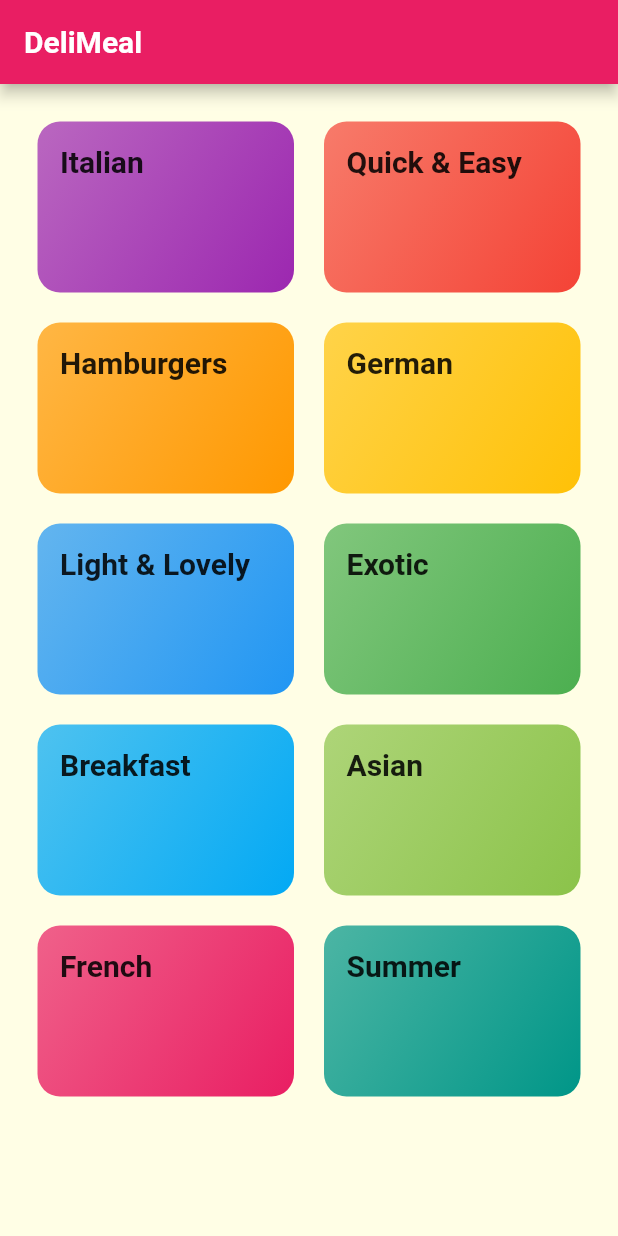
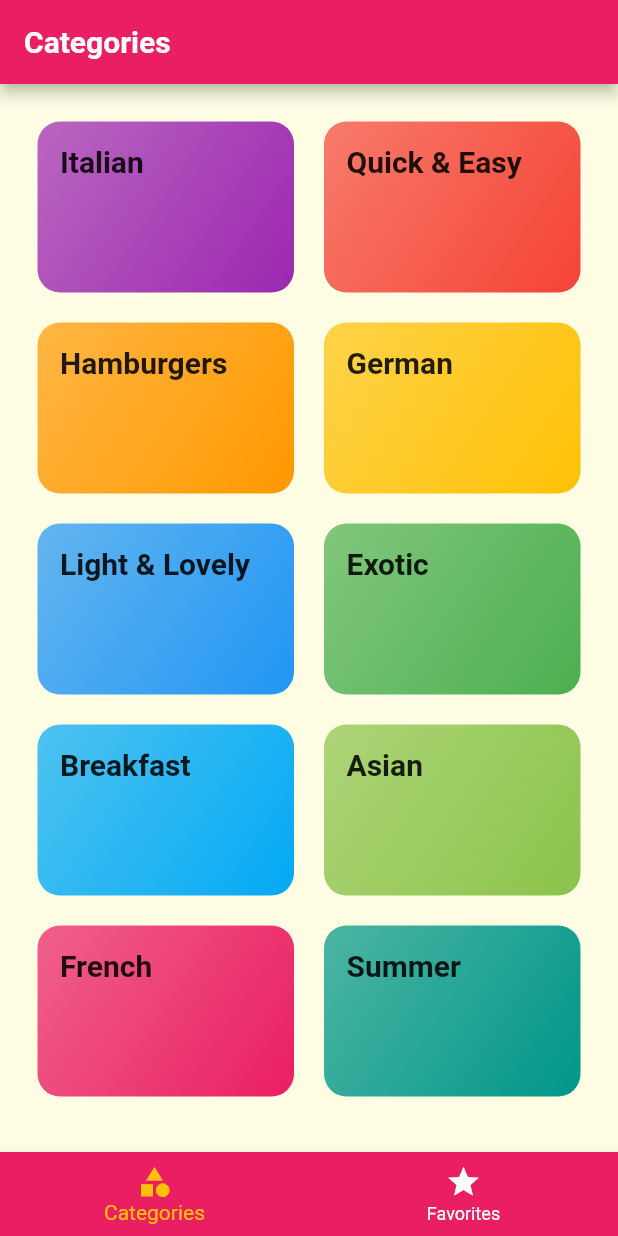
Before and after one commit to Rian1010/meals-app-flutter, a Flutter app: the screen it shows after launch, on a phone screen of 412 x 824 dp. Run offline on Flutter 3.47's test engine with Material 2 defaults, Android fonts, the phone set to English and light mode, and no system bars; Roboto replaces fonts that are missing (Railway, RobotoCondesed).

Commit message:
Trying to solve a bug

```diff
--- a/lib/main.dart
+++ b/lib/main.dart
@@ -1,5 +1,6 @@
 import 'package:flutter/material.dart';
 import 'package:meals_app/screens/meal_detail_screen.dart';
+import 'package:meals_app/screens/tabs_screen.dart';
 import './screens/category_meals_screen.dart';
 import './screens/categories_screen.dart';
 
@@ -31,7 +32,7 @@ class MyApp extends StatelessWidget {
       ),
       // home: CategoriesScreen(),
       routes: {
-        '/': (ctx) => CategoriesScreen(),
+        '/': (ctx) => TabsScreen(),
         // '/category-meals': (ctx) => CategoryMealsScreen(),
         CategoryMealsScreen.routeName: (ctx) => CategoryMealsScreen(),
         MealDetailScreen.routeName: (ctx) => MealDetailScreen(),
--- a/lib/screens/categories_screen.dart
+++ b/lib/screens/categories_screen.dart
@@ -9,11 +9,7 @@ class CategoriesScreen extends StatelessWidget {
   Widget build(BuildContext context) {
     // use GridView.builder for a dynamic amount of items
     // Slivers are sscrollable areas on the screen
-    return Scaffold(
-      appBar: AppBar(
-        title: const Text('DeliMeal'),
-      ),
-      body: GridView(
+    return GridView(
       padding: const EdgeInsets.all(25),
       children: DUMMY_CATEGORIES
           .map(
@@ -30,7 +26,6 @@ class CategoriesScreen extends StatelessWidget {
         crossAxisSpacing: 20,
         mainAxisSpacing: 20,
       ),
-      ),
     );
   }
 }
--- /dev/null
+++ b/lib/screens/favourites_screen.dart
@@ -0,0 +1,12 @@
+import 'package:flutter/material.dart';
+
+class FavoritesScreen extends StatelessWidget {
+  const FavoritesScreen({Key? key}) : super(key: key);
+
+  @override
+  Widget build(BuildContext context) {
+    return Center(
+      child: Text('The Favorites'),
+    );
+  }
+}
--- /dev/null
+++ b/lib/screens/tabs_screen.dart
@@ -0,0 +1,94 @@
+import 'package:flutter/material.dart';
+import 'package:meals_app/screens/categories_screen.dart';
+import 'package:meals_app/screens/favourites_screen.dart';
+
+class TabsScreen extends StatefulWidget {
+  const TabsScreen({Key? key}) : super(key: key);
+
+  @override
+  _TabsScreenState createState() => _TabsScreenState();
+}
+
+class _TabsScreenState extends State<TabsScreen> {
+  final _pages = [
+    {
+      'page': CategoriesScreen(),
+      'title': 'Categories',
+    },
+    {
+      'page': FavoritesScreen(),
+      'title': 'Your Favorites',
+    },
+  ];
+
+  int _selectPageIndex = 0;
+
+  void _selectPage(int idx) {
+    setState(() {
+      _selectPageIndex = idx;
+    });
+  }
+
+  @override
+  Widget build(BuildContext context) {
+    return Scaffold(
+      appBar: AppBar(
+        title: Text(_pages[_selectPageIndex]['title'] as String),
+      ),
+      body: _pages[_selectPageIndex]['page'] as Widget,
+      bottomNavigationBar: BottomNavigationBar(
+        onTap: _selectPage,
+        backgroundColor: Theme.of(context).primaryColor,
+        unselectedItemColor: Colors.white,
+        selectedItemColor: Theme.of(context).accentColor,
+        currentIndex: _selectPageIndex,
+        // type: BottomNavigationBarType.shifting,
+        items: [
+          BottomNavigationBarItem(
+            // backgroundColor: Theme.of(context).primaryColor,
+            icon: Icon(Icons.category),
+            label: 'Categories',
+          ),
+          BottomNavigationBarItem(
+            // backgroundColor: Theme.of(context).primaryColor,
+            icon: Icon(Icons.star),
+            label: 'Favorites',
+          ),
+        ],
+      ),
+    );
+    // return DefaultTabController(
+    //   length: 2,
+    //   initialIndex: 0,
+    //   child: Scaffold(
+    //     appBar: AppBar(
+    //       title: Text('Meals'),
+    //       bottom: TabBar(
+    //         tabs: <Widget>[
+    //           Tab(
+    //             icon: Icon(
+    //               Icons.category,
+    //             ),
+    //             text: 'Categories',
+    //           ),
+    //           Tab(
+    //             icon: Icon(
+    //               Icons.star,
+    //             ),
+    //             text: 'Favorites',
+    //           ),
+    //         ],
+    //       ),
+    //     ),
+    //     body: TabBarView(
+    //       children: <Widget>[
+    //         // 1st tab automatically activates CategoriesScreen()
+    //         CategoriesScreen(),
+    //         // 2nd tab automatically activates FavoritesScreen()
+    //         FavoritesScreen(),
+    //       ],
+    //     ),
+    //   ),
+    // );
+  }
+}
```
Also changed, not shown: pubspec.lock. Lines whose indentation alone changed are shown as unchanged.
